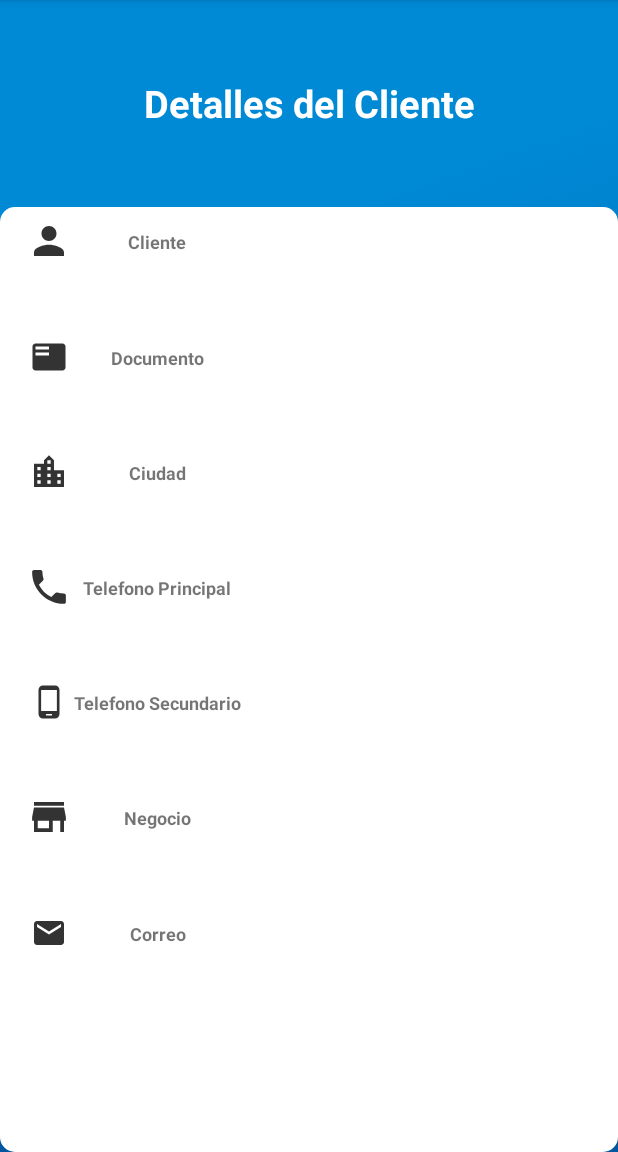
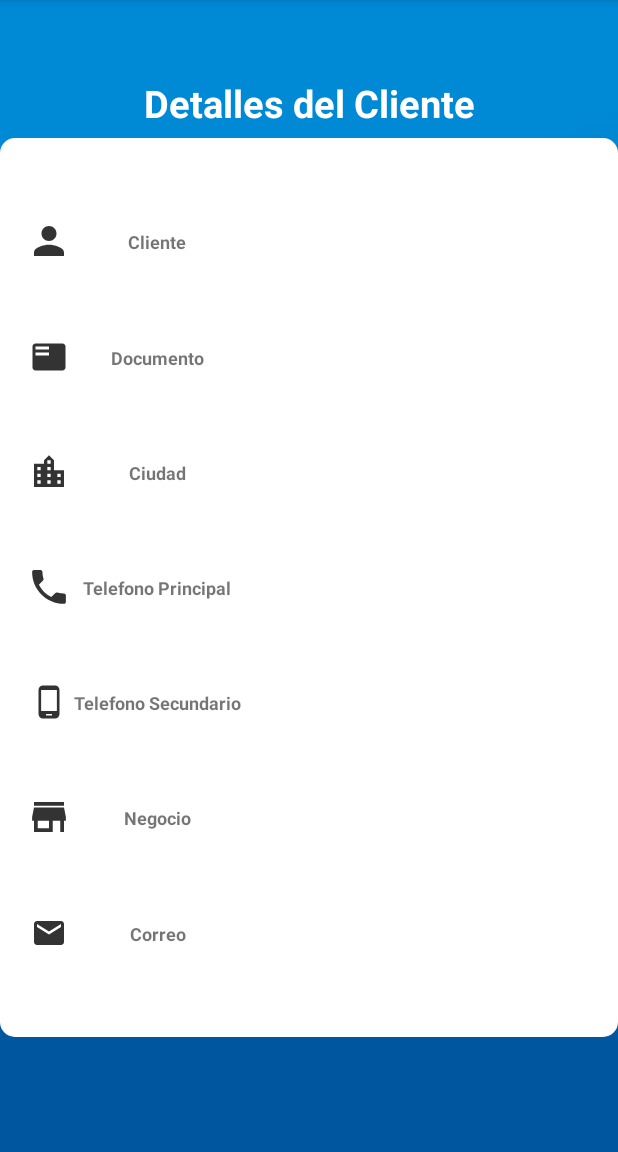
Before and after one commit to ewnarvaez/pickingApp, an Android app: the ClientDetailActivity screen opened directly, with no data from a screen before it, on a phone screen of 412 x 824 dp, the part 84-1236 px from its top. Run offline under Robolectric (Android 15) with nearby library versions, the phone set to English and light mode, and no system bars; 7 statements that could not run were skipped.

Commit message:
cambios leves

```diff
--- a/app/src/main/res/layout/activity_client_detail.xml
+++ b/app/src/main/res/layout/activity_client_detail.xml
@@ -15,10 +15,10 @@
         android:layout_height="0dp"
         android:contentDescription="@string/logo_description"
         android:src="@drawable/fondo_blanco"
-        app:layout_constraintBottom_toBottomOf="parent"
+        app:layout_constraintBottom_toTopOf="@+id/guideline35"
         app:layout_constraintEnd_toEndOf="parent"
         app:layout_constraintStart_toStartOf="parent"
-        app:layout_constraintTop_toTopOf="@+id/guideline21">
+        app:layout_constraintTop_toBottomOf="@+id/tvDetalle">
 
     </ImageView>
 
--- a/app/src/main/res/layout/activity_client_search.xml
+++ b/app/src/main/res/layout/activity_client_search.xml
@@ -3,7 +3,6 @@
     xmlns:app="http://schemas.android.com/apk/res-auto"
     xmlns:tools="http://schemas.android.com/tools"
     android:layout_width="match_parent"
-    android:background="@drawable/fondo_azul"
     android:layout_height="match_parent"
     tools:context=".ClientSearchActivity">
 
```
Also changed, not shown: app/src/main/res/layout-land/activity_client_search.xml (+1 -14 lines), app/src/main/java/com/willer/pickingapp/model/Client.java (indentation only). Lines whose indentation alone changed are shown as unchanged.
